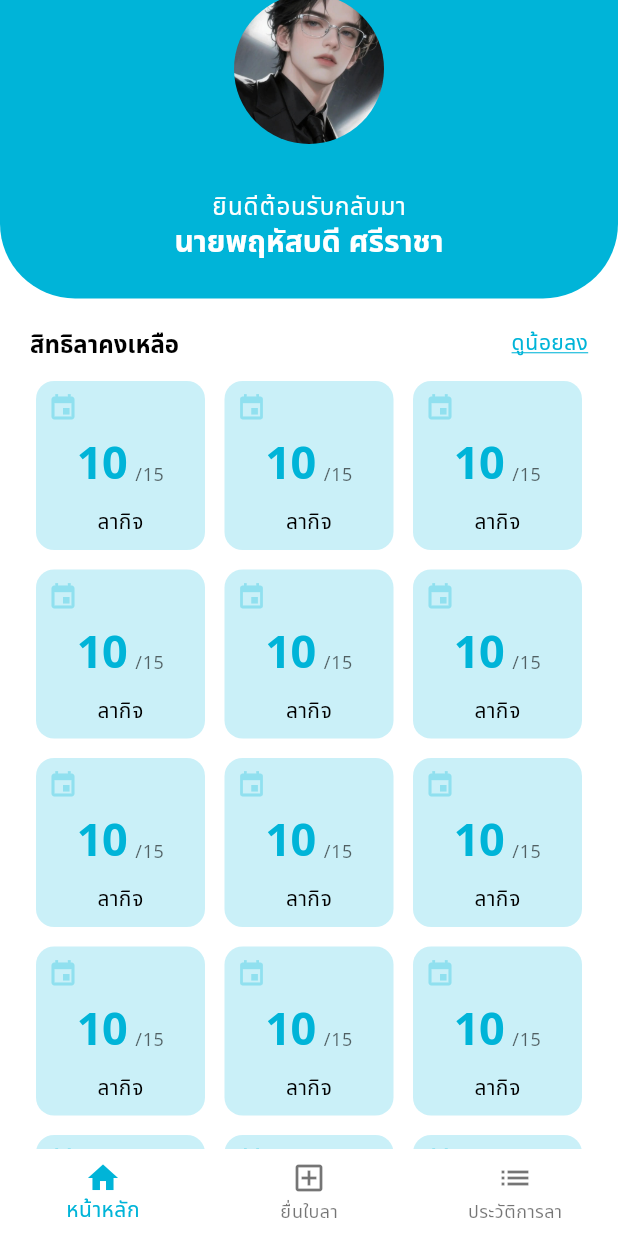
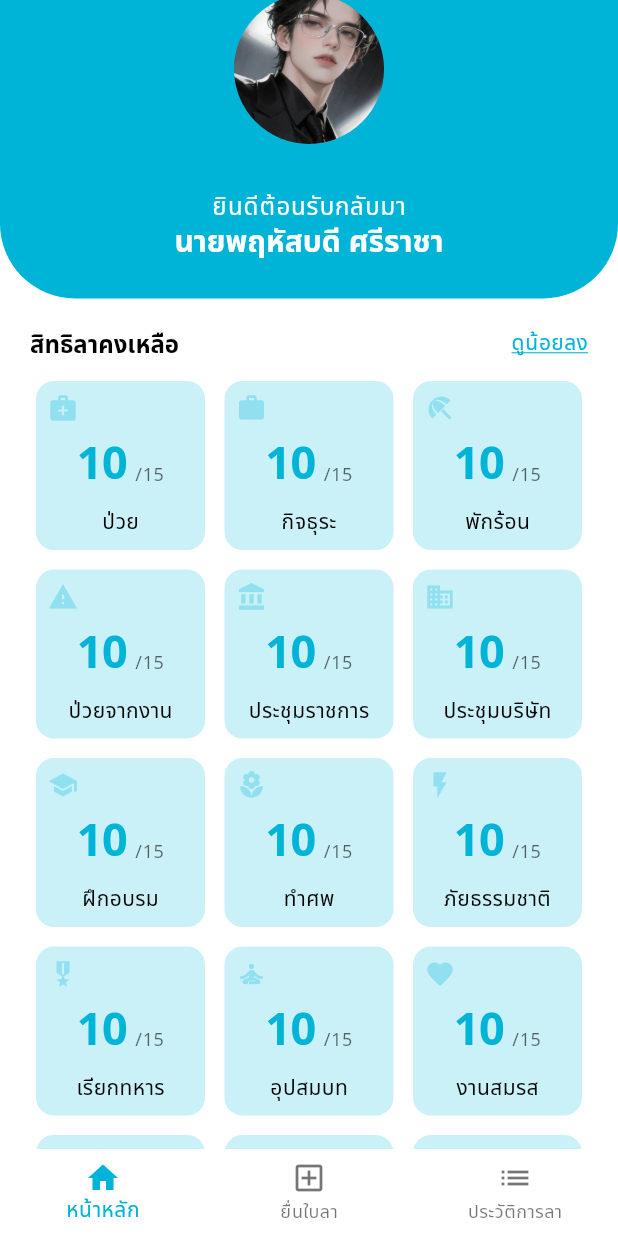
Before and after one commit to far555na/online-leave-system, a Flutter app: the screen it shows after launch, scrolled down 70 dp, after a tap on "ดูเพิ่มเติม", on a phone screen of 412 x 824 dp. Run offline on Flutter 3.47's test engine with Material 3 defaults, Android fonts, the phone set to English and light mode, and no system bars; our stand-ins replace flutter_staggered_animations.

Commit message:
add animation and all leave type

```diff
--- /dev/null
+++ b/lib/models/leave_type.dart
@@ -0,0 +1,39 @@
+enum LeaveType {
+  sick,                        // ลาป่วย
+  workInjury,                  // ลาป่วยจากการทำงาน
+  personal,                     // ลากิจธุระอันจำเป็น
+  vacation,                     // ลาพักร้อน
+  officialSeminar,              // ลาเพื่อไปประชุมสัมมนาตามหนังสือเชิญราชการ
+  companySeminar,               // ลาเพื่อสัมมนากรณีงานบริษัท
+  training,                     // ลาเพื่อฝึกอบรมพัฒนาความรู้
+  funeral,                      // ลาเพื่อทำศพ
+  naturalDisaster,              // ลากรณีประสบเหตุภัยธรรมชาติ
+  militaryCallUp,               // ลาเพื่อเรียกระดมพลทหาร
+  ordination,                   // ลาเพื่ออุปสมบท
+  wedding,                       // ลาเพื่อจัดงานสมรส
+  maternity,                     // ลาคลอดบุตร
+  spouseMaternity,               // ลาภรรยาคลอดบุตร
+  sterilization                  // ลาเพื่อทำหมัน
+}
+
+extension LeaveTypeExtension on LeaveType {
+  String get name {
+    switch (this) {
+      case LeaveType.sick: return "ลาป่วย";
+      case LeaveType.workInjury: return "ลาป่วยจากการทำงาน";
+      case LeaveType.personal: return "ลากิจธุระอันจำเป็น";
+      case LeaveType.vacation: return "วันลาพักร้อน";
+      case LeaveType.officialSeminar: return "ลาเพื่อไปประชุมสัมมนาตามหนังสือเชิญราชการ";
+      case LeaveType.companySeminar: return "ลาเพื่อสัมมนา/อบรมกรณีงานบริษัท";
+      case LeaveType.training: return "ลาเพื่อการฝึกอบรมและพัฒนาความรู้";
+      case LeaveType.funeral: return "ลาเพื่อทำศพ";
+      case LeaveType.naturalDisaster: return "ลากรณีประสบเหตุอัคคีภัย อุทกภัย หรือภัยธรรมชาติอื่นๆ";
+      case LeaveType.militaryCallUp: return "ลาเพื่อเรียกระดมพลทหาร";
+      case LeaveType.ordination: return "ลาเพื่ออุปสมบท";
+      case LeaveType.wedding: return "ลาเพื่อจัดงานสมรส";
+      case LeaveType.maternity: return "ลาคลอดบุตร";
+      case LeaveType.spouseMaternity: return "ลาภรรยาคลอดบุตร";
+      case LeaveType.sterilization: return "ลาเพื่อทำหมัน";
+    }
+  }
+}
--- a/lib/screens/homepage.dart
+++ b/lib/screens/homepage.dart
@@ -13,7 +13,7 @@ class HomePage extends StatefulWidget {
 }
 
 class _HomePageState extends State<HomePage> {
-  bool expanded = false;
+  bool expandedBalance = false;
 
   @override
   Widget build(BuildContext context) {
@@ -97,7 +97,7 @@ class _HomePageState extends State<HomePage> {
                           TextButton(
                              onPressed: () {
                               setState(() {
-                                expanded = !expanded;
+                                expandedBalance = !expandedBalance;
                               });
                             },
                             style: TextButton.styleFrom(
@@ -106,7 +106,7 @@ class _HomePageState extends State<HomePage> {
                               tapTargetSize: MaterialTapTargetSize.shrinkWrap
                             ),
                             child: Text(
-                              expanded ? "ดูน้อยลง" : "ดูเพิ่มเติม",
+                              expandedBalance ? "ดูน้อยลง" : "ดูเพิ่มเติม",
                               style: Theme.of(context).textTheme.bodyMedium?.copyWith(
                                 color: Theme.of(context).colorScheme.primary,
                                 decoration: TextDecoration.underline,
@@ -119,24 +119,21 @@ class _HomePageState extends State<HomePage> {
                       const SizedBox(
                         height: 10,
                       ),
-                      // Row(
-                      //   mainAxisAlignment: MainAxisAlignment.spaceBetween,
-                      //   children: [
-                      //     LeaveBalanceCard(used: "10", total: "/15", title: "ลากิจ", icon: Icons.event),
-                      //     LeaveBalanceCard(used: "10", total: "/15", title: "ลาป่วย", icon: Icons.medical_services),
-                      //     LeaveBalanceCard(used: "10", total: "/15", title: "ลาพักร้อน", icon: Icons.beach_access),
-                      //   ]
-                      // ),
-                      GridView.count(
+
+                      AnimatedSize(
+                        duration: const Duration(milliseconds: 300),
+                        curve: Curves.easeInOut,
+                        child: GridView.count(
                           shrinkWrap: true,
-                        physics: NeverScrollableScrollPhysics(),
+                          physics: const NeverScrollableScrollPhysics(),
                           crossAxisCount: 3,
                           mainAxisSpacing: 5,
                           crossAxisSpacing: 5,
                           padding: EdgeInsets.zero,
-                        children: List.generate(expanded ? 15 : 3, (index) {
-                          return LeaveBalanceCard(used: "10", total: "/15", title: "ลากิจ", icon: Icons.event);
+                          children: List.generate(expandedBalance ? 15 : 3, (index) {
+                            return visibleCards[index];
                           }),
+                        ),
                       ),
 
                       const SizedBox(
--- a/lib/widgets/leave_balance_card.dart
+++ b/lib/widgets/leave_balance_card.dart
@@ -1,4 +1,6 @@
 import 'package:flutter/material.dart';
+import 'package:online_leave_system/main.dart';
+import 'package:online_leave_system/theme/color_scheme.dart';
 
 class LeaveBalanceCard extends StatelessWidget {
   final String used;
@@ -75,3 +77,21 @@ class LeaveBalanceCard extends StatelessWidget {
     );
   }
 }
+
+List<Widget> visibleCards = [
+    LeaveBalanceCard(used: "10", total: "/15", title: "ป่วย", icon: Icons.medical_services),
+    LeaveBalanceCard(used: "10", total: "/15", title: "กิจธุระ", icon: Icons.work),
+    LeaveBalanceCard(used: "10", total: "/15", title: "พักร้อน", icon: Icons.beach_access),
+    LeaveBalanceCard(used: "10", total: "/15", title: "ป่วยจากงาน", icon: Icons.warning),
+    LeaveBalanceCard(used: "10", total: "/15", title: "ประชุมราชการ", icon: Icons.account_balance),
+    LeaveBalanceCard(used: "10", total: "/15", title: "ประชุมบริษัท", icon: Icons.business),
+    LeaveBalanceCard(used: "10", total: "/15", title: "ฝึกอบรม", icon: Icons.school),
+    LeaveBalanceCard(used: "10", total: "/15", title: "ทำศพ", icon: Icons.local_florist),
+    LeaveBalanceCard(used: "10", total: "/15", title: "ภัยธรรมชาติ", icon: Icons.flash_on),
+    LeaveBalanceCard(used: "10", total: "/15", title: "เรียกทหาร", icon: Icons.military_tech),
+    LeaveBalanceCard(used: "10", total: "/15", title: "อุปสมบท", icon: Icons.self_improvement),
+    LeaveBalanceCard(used: "10", total: "/15", title: "งานสมรส", icon: Icons.favorite),
+    LeaveBalanceCard(used: "10", total: "/15", title: "คลอดบุตร", icon: Icons.child_care),
+    LeaveBalanceCard(used: "10", total: "/15", title: "ภรรยาคลอด", icon: Icons.family_restroom),
+    LeaveBalanceCard(used: "10", total: "/15", title: "ทำหมัน", icon: Icons.health_and_safety),
+  ];
```
Lines whose indentation alone changed are shown as unchanged.
